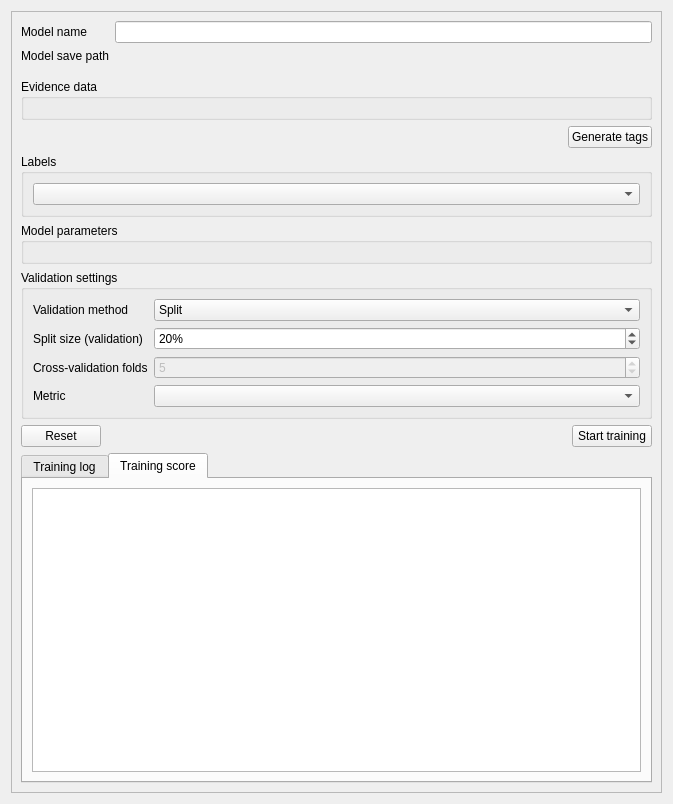
Old version of the form eis_qgis_plugin/resources/ui/modeling/training.ui in the repository GispoCoding/eis_qgis_plugin.
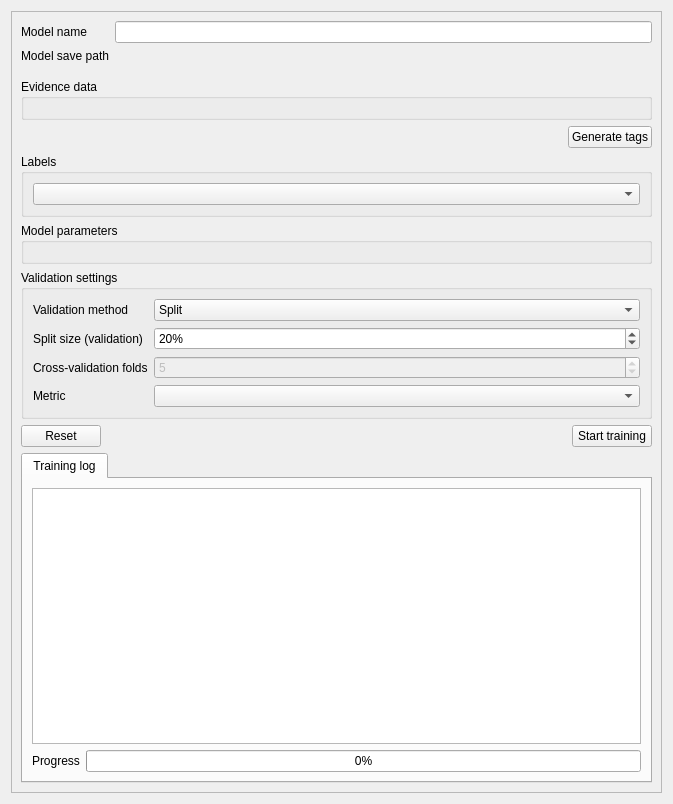
New version of the form. The open tabs and pages were chosen to show the change. Custom widgets are drawn as their Qt base class.

Patch:
```diff
--- a/eis_qgis_plugin/resources/ui/modeling/training.ui
+++ b/eis_qgis_plugin/resources/ui/modeling/training.ui
@@ -348,20 +348,6 @@
            </item>
           </layout>
          </widget>
-         <widget class="QWidget" name="results_tab">
-          <attribute name="title">
-           <string>Training score</string>
-          </attribute>
-          <layout class="QVBoxLayout" name="verticalLayout_19">
-           <item>
-            <widget class="QTableWidget" name="results_table">
-             <property name="alternatingRowColors">
-              <bool>true</bool>
-             </property>
-            </widget>
-           </item>
-          </layout>
-         </widget>
         </widget>
        </item>
       </layout>
```
